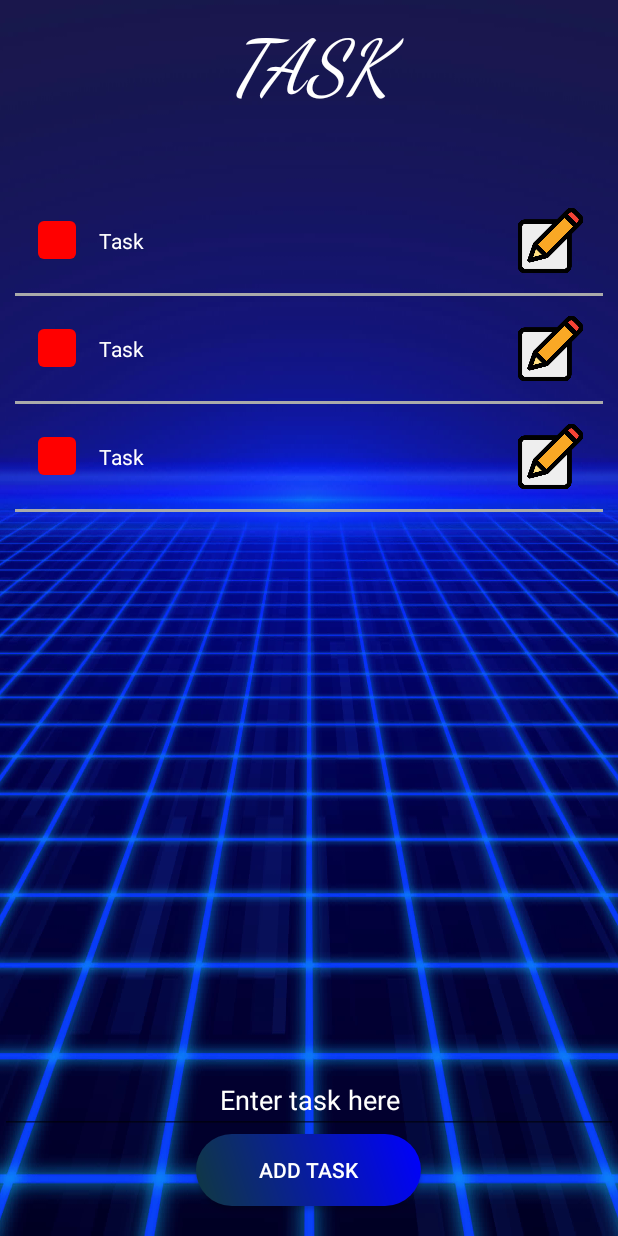
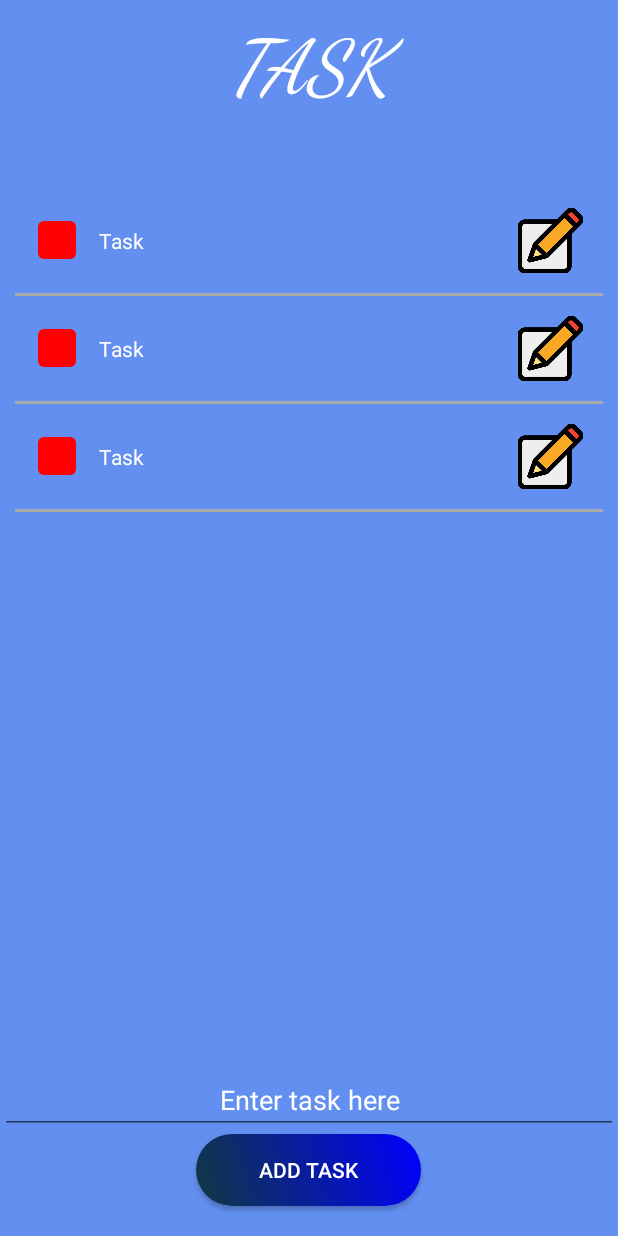
Before and after one commit to JianCarlo1/Recana_JI_1030FRI_AND, an Android app built with Jetpack Compose: the layout activity_main.xml on its own in the app's theme, with its tools: preview values and no code run, on a phone screen of 412 x 824 dp. Run offline under Robolectric (Android 15) with nearby library versions, the phone set to English and light mode, and no system bars.

Commit message:
Updated Activity

```diff
--- a/app/src/main/res/layout/activity_main.xml
+++ b/app/src/main/res/layout/activity_main.xml
@@ -4,7 +4,7 @@
     android:layout_height="match_parent"
     xmlns:tools="http://schemas.android.com/tools"
     android:orientation="vertical"
-    android:background="@drawable/backgroud">
+    android:background="#628ff0">
 
     <TextView
         android:layout_width="match_parent"
```
